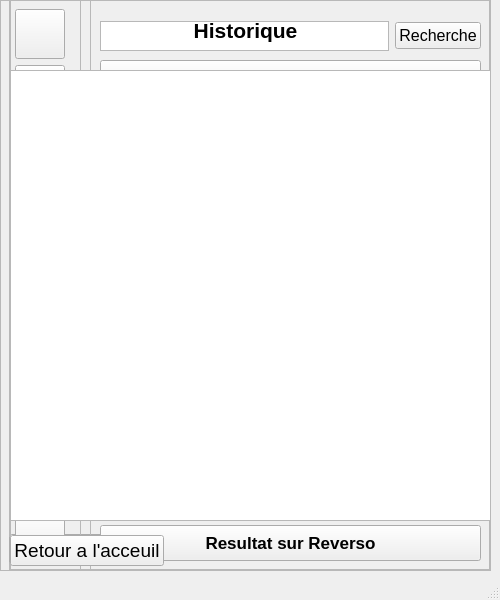
Above: cuirecherche.ui from Arrera-Software/Arrera-Recherche before the change. Below: the same form after it.
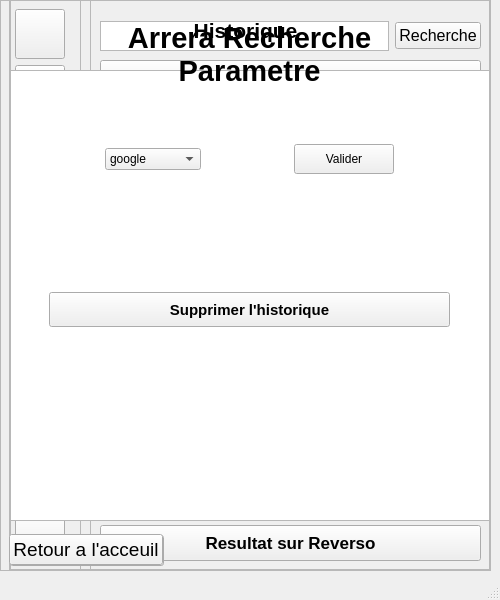
That is the form after the change. Icons and pictures are not drawn.

Commit message: Changement de widget pour changer le moteur de recherche

Patch:
```diff
--- a/cuirecherche.ui
+++ b/cuirecherche.ui
@@ -521,42 +521,17 @@
        </spacer>
       </item>
       <item>
-       <widget class="QListWidget" name="IDC_LISTMOTEUR">
-        <property name="minimumSize">
-         <size>
-          <width>0</width>
-          <height>1</height>
-         </size>
-        </property>
-        <property name="maximumSize">
-         <size>
-          <width>100</width>
-          <height>21</height>
-         </size>
-        </property>
-        <property name="tabKeyNavigation">
-         <bool>false</bool>
-        </property>
-        <property name="isWrapping" stdset="0">
-         <bool>false</bool>
-        </property>
-        <property name="uniformItemSizes">
-         <bool>false</bool>
-        </property>
-        <property name="wordWrap">
-         <bool>false</bool>
-        </property>
-        <property name="selectionRectVisible">
-         <bool>false</bool>
-        </property>
-        <property name="sortingEnabled">
-         <bool>false</bool>
-        </property>
+       <widget class="QComboBox" name="IDC_LISTMOTEUR">
         <item>
          <property name="text">
           <string>google</string>
          </property>
         </item>
+        <item>
+         <property name="text">
+          <string>Qwant</string>
+         </property>
+        </item>
         <item>
          <property name="text">
           <string>Bing</string>
@@ -572,16 +547,16 @@
           <string>Ecosia</string>
          </property>
         </item>
-        <item>
-         <property name="text">
-          <string>Qwant</string>
-         </property>
-        </item>
         <item>
          <property name="text">
           <string>Brave</string>
          </property>
         </item>
+        <item>
+         <property name="text">
+          <string/>
+         </property>
+        </item>
        </widget>
       </item>
       <item>
@@ -817,10 +792,10 @@
      </layout>
     </widget>
    </widget>
-   <zorder>FPARAMETRE</zorder>
    <zorder>FRECHERCHE</zorder>
    <zorder>FBTN</zorder>
    <zorder>FHIST</zorder>
+   <zorder>FPARAMETRE</zorder>
   </widget>
   <widget class="QStatusBar" name="statusbar"/>
  </widget>
```
The commit also changes 1 other file.
